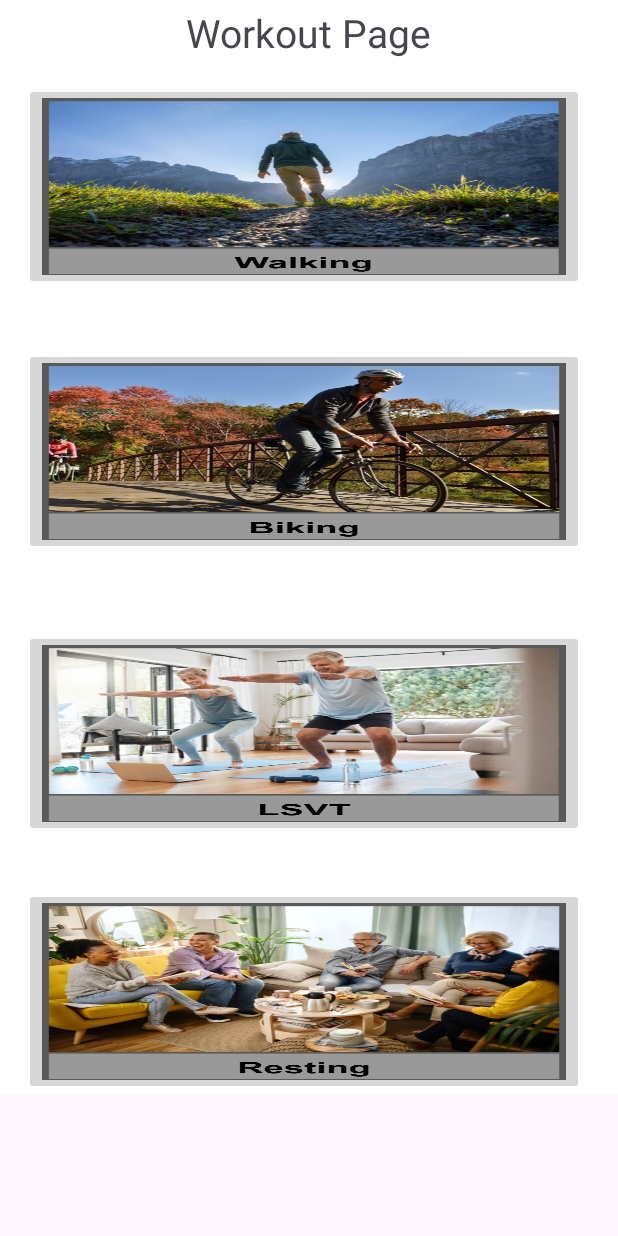
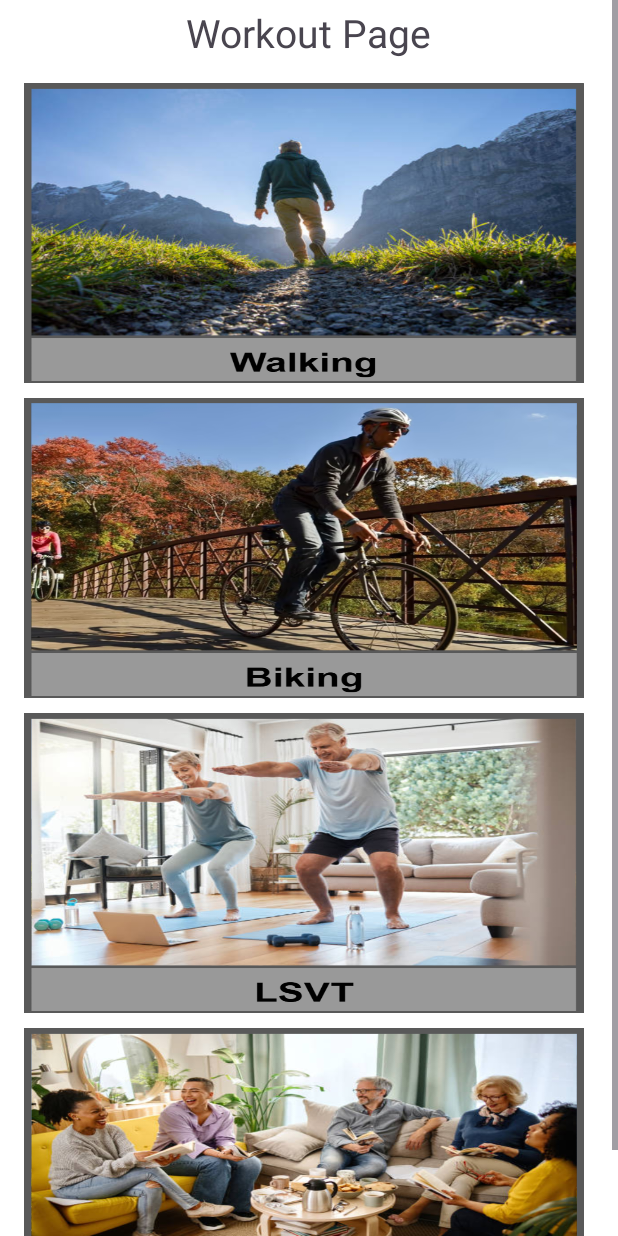
Before and after one commit to joshuata11/ParkinsonsPersonalTrainerApp, an Android app: the fragment Workout shown on its own in the app's theme, on a phone screen of 412 x 824 dp. Run offline under Robolectric (Android 15) with nearby library versions, the phone set to English and light mode, and no system bars.

Commit message:
Fixed Scaling of buttons on workout page

```diff
--- a/app/src/main/java/com/example/ppt/Settings.kt
+++ b/app/src/main/java/com/example/ppt/Settings.kt
@@ -47,6 +47,7 @@ class Settings : Fragment() {
 
         logoutbtn.setOnClickListener(){
             val intent = Intent(this@Settings.requireContext(), LoginScreen::class.java)
+
             startActivity(intent)
         }
 
--- a/app/src/main/res/layout/fragment_home.xml
+++ b/app/src/main/res/layout/fragment_home.xml
@@ -51,8 +51,8 @@
         android:id="@+id/weeklyGoals"
         android:layout_width="wrap_content"
         android:layout_height="wrap_content"
-        android:layout_marginStart="96dp"
-        android:layout_marginTop="16dp"
+        android:layout_marginStart="100dp"
+        android:layout_marginTop="96dp"
         android:text="Click to See Weekly Goals"
         app:layout_constraintStart_toStartOf="parent"
         app:layout_constraintTop_toBottomOf="@+id/Weekly" />
--- a/app/src/main/res/layout/fragment_workout.xml
+++ b/app/src/main/res/layout/fragment_workout.xml
@@ -28,9 +28,10 @@
         <ImageButton
             android:id="@+id/Walkingbtn"
             android:layout_width="373dp"
-            android:layout_height="138dp"
+            android:layout_height="200dp"
             android:layout_marginStart="16dp"
             android:layout_marginTop="16dp"
+            android:background="#FFFFFF"
             android:scaleType="fitXY"
             android:src="@drawable/walkingbutton"
             app:layout_constraintStart_toStartOf="parent"
@@ -39,35 +40,38 @@
         <ImageButton
             android:id="@+id/LSVTBtn"
             android:layout_width="373dp"
-            android:layout_height="138dp"
+            android:layout_height="200dp"
             android:layout_marginStart="16dp"
-            android:layout_marginTop="420dp"
+            android:layout_marginTop="10dp"
+            android:background="#FFFFFF"
             android:scaleType="fitXY"
             android:src="@drawable/lsvtbutton"
             app:layout_constraintStart_toStartOf="parent"
-            app:layout_constraintTop_toTopOf="parent" />
+            app:layout_constraintTop_toBottomOf="@+id/BikingBtn" />
 
         <ImageButton
             android:id="@+id/restingbtn"
             android:layout_width="373dp"
-            android:layout_height="138dp"
+            android:layout_height="200dp"
             android:layout_marginStart="16dp"
-            android:layout_marginTop="592dp"
+            android:layout_marginTop="10dp"
+            android:background="#FFFFFF"
             android:scaleType="fitXY"
             android:src="@drawable/restingbutton"
             app:layout_constraintStart_toStartOf="parent"
-            app:layout_constraintTop_toTopOf="parent" />
+            app:layout_constraintTop_toBottomOf="@+id/LSVTBtn" />
 
         <ImageButton
             android:id="@+id/BikingBtn"
             android:layout_width="373dp"
-            android:layout_height="138dp"
+            android:layout_height="200dp"
             android:layout_marginStart="16dp"
-            android:layout_marginTop="232dp"
+            android:layout_marginTop="10dp"
+            android:background="#FFFFFF"
             android:scaleType="fitXY"
             android:src="@drawable/bikingbutton"
             app:layout_constraintStart_toStartOf="parent"
-            app:layout_constraintTop_toTopOf="parent" />
+            app:layout_constraintTop_toBottomOf="@+id/Walkingbtn" />
 
 
     </androidx.constraintlayout.widget.ConstraintLayout>
```
